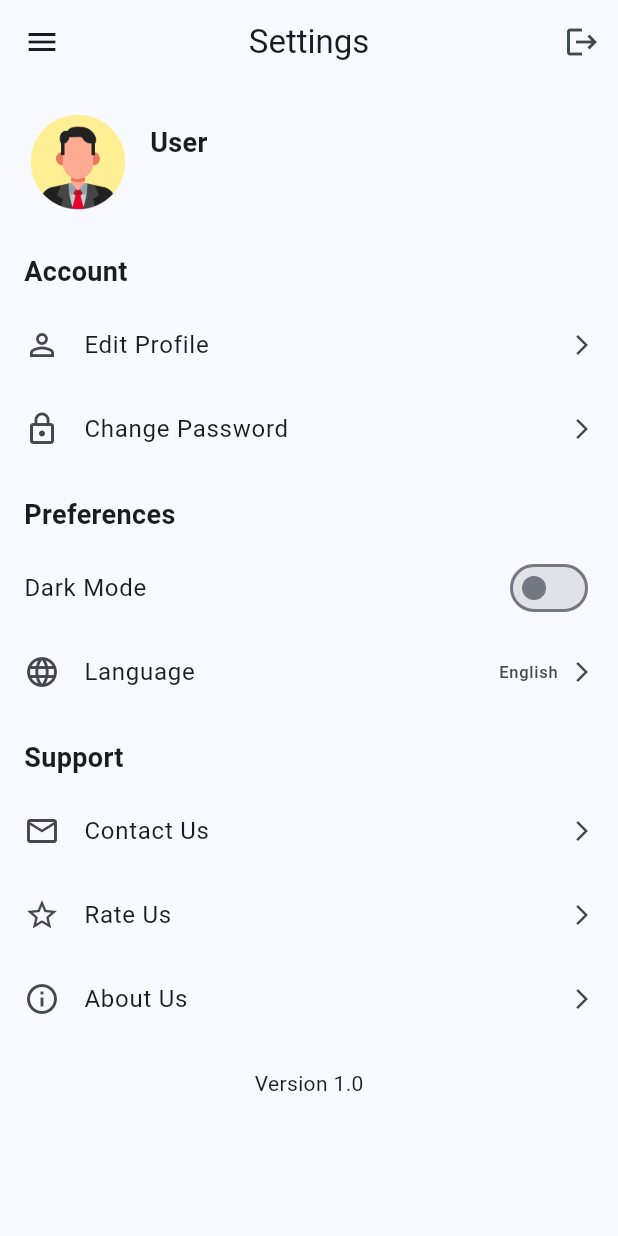
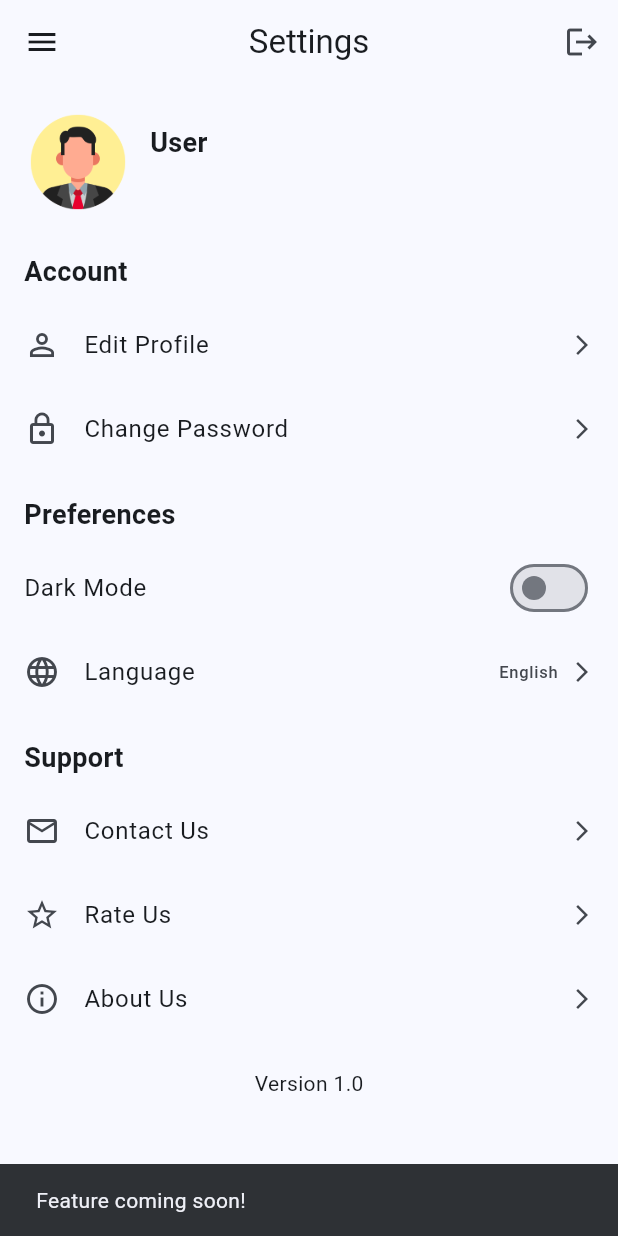
Before and after one commit to Tharusha-X-Dev/Nasa-Explorer, a Flutter app: the SettingsScreen screen opened directly, after a tap on "Language", on a phone screen of 412 x 824 dp. Run offline on Flutter 3.47's test engine with Material 3 defaults, Android fonts, the phone set to English and light mode, and no system bars; our stand-ins replace cloud_firestore, connectivity_plus, firebase_auth, firebase_core, shared_preferences; accounts and stored records are empty; network calls fail.

Commit message:
refactor: Fix analyzer issues and improve code quality
- Refactored user_profile_service.dart with improved error handling
- Updated auth_service.dart with better initialization patterns
- Enhanced settings_screen.dart with UI improvements
- Updated screens (about, favorites, image_detail, main) for better responsiveness
- Added snackbar_utils.dart for consistent notification handling
- Fixed test suite and widget_test.dart for better coverage
- Updated app_drawer.dart with UX improvements
- Fixed AndroidManifest.xml configuration
- All tests passing, zero analyzer issues

```diff
--- a/lib/screens/favorites_screen.dart
+++ b/lib/screens/favorites_screen.dart
@@ -103,8 +103,6 @@ class _FavoritesScreenState extends State<FavoritesScreen> {
         (item.localImagePath != null && item.localImagePath!.isNotEmpty)
         ? item.localImagePath!
         : item.imageUrl;
-
-    debugPrint('Favorite image path: $detailImagePath');
 
     final NasaImageModel detailItem = NasaImageModel(
       title: item.title,
--- a/lib/screens/image_detail_screen.dart
+++ b/lib/screens/image_detail_screen.dart
@@ -152,8 +152,6 @@ class _ImageDetailScreenState extends State<ImageDetailScreen> {
               : ((_item.thumbnailUrl != null && _item.thumbnailUrl!.isNotEmpty)
                     ? _item.thumbnailUrl!
                     : _item.imageUrl));
-
-    debugPrint('Favorite image path: $imageToShow');
 
     final Widget mediaWidget = _buildMediaImage(imageToShow);
 
--- a/lib/screens/settings_screen.dart
+++ b/lib/screens/settings_screen.dart
@@ -4,6 +4,7 @@ import 'package:flutter/material.dart';
 import '../models/user_profile_model.dart';
 import '../services/auth_service.dart';
 import '../services/settings_service.dart';
+import '../utils/snackbar_utils.dart';
 import '../widgets/app_drawer.dart';
 import '../widgets/section_heading_widget.dart';
 import 'about_screen.dart';
@@ -147,7 +148,6 @@ class _SettingsScreenState extends State<SettingsScreen> {
   }
 
   Future<void> _handleLogout() async {
-    // Show confirmation dialog
     showDialog<bool>(
       context: context,
       builder: (BuildContext context) => AlertDialog(
@@ -180,16 +180,15 @@ class _SettingsScreenState extends State<SettingsScreen> {
           }
         } catch (e) {
           if (mounted) {
-            ScaffoldMessenger.of(context).showSnackBar(
-              SnackBar(
-                content: Text('Error logging out: $e'),
-                backgroundColor: Colors.red,
-              ),
-            );
+            SnackbarUtils.showError(context, 'Error logging out: $e');
           }
         }
       }
     });
+  }
+
+  void _showFeatureComingSoon() {
+    SnackbarUtils.showInfo(context, 'Feature coming soon!');
   }
 
   String _getCurrentUserDisplayName() {
@@ -227,6 +226,8 @@ class _SettingsScreenState extends State<SettingsScreen> {
       drawer: widget.useInternalDrawer
           ? AppDrawer(
               selectedSection: DrawerSection.settings,
+              profileImageAsset: _getProfileIconAsset(),
+              profileName: _getCurrentUserDisplayName(),
               onExploreTap: _goToExplore,
               onFavoritesTap: _openFavorites,
               onSettingsTap: () {
@@ -329,7 +330,7 @@ class _SettingsScreenState extends State<SettingsScreen> {
                 Icon(Icons.arrow_forward_ios, size: 16),
               ],
             ),
-            onTap: () {},
+            onTap: _showFeatureComingSoon,
           ),
           const SizedBox(height: 16),
           const SectionHeadingWidget(text: 'Support', fontSize: 18),
@@ -339,14 +340,14 @@ class _SettingsScreenState extends State<SettingsScreen> {
             leading: const Icon(Icons.mail_outline),
             title: const Text('Contact Us'),
             trailing: const Icon(Icons.arrow_forward_ios, size: 16),
-            onTap: () {},
+            onTap: _showFeatureComingSoon,
           ),
           ListTile(
             contentPadding: EdgeInsets.zero,
             leading: const Icon(Icons.star_border),
             title: const Text('Rate Us'),
             trailing: const Icon(Icons.arrow_forward_ios, size: 16),
-            onTap: () {},
+            onTap: _showFeatureComingSoon,
           ),
           ListTile(
             contentPadding: EdgeInsets.zero,
--- /dev/null
+++ b/lib/utils/snackbar_utils.dart
@@ -0,0 +1,19 @@
+import 'package:flutter/material.dart';
+
+class SnackbarUtils {
+  static void showError(BuildContext context, String message) {
+    ScaffoldMessenger.of(context).showSnackBar(
+      SnackBar(
+        content: Text(message),
+        backgroundColor: Colors.red,
+        duration: const Duration(seconds: 4),
+      ),
+    );
+  }
+
+  static void showInfo(BuildContext context, String message) {
+    ScaffoldMessenger.of(
+      context,
+    ).showSnackBar(SnackBar(content: Text(message)));
+  }
+}
--- a/lib/widgets/app_drawer.dart
+++ b/lib/widgets/app_drawer.dart
@@ -7,12 +7,16 @@ class AppDrawer extends StatelessWidget {
   final VoidCallback onExploreTap;
   final VoidCallback onFavoritesTap;
   final VoidCallback onSettingsTap;
+  final String? profileImageAsset;
+  final String? profileName;
 
   const AppDrawer({
     required this.selectedSection,
     required this.onExploreTap,
     required this.onFavoritesTap,
     required this.onSettingsTap,
+    this.profileImageAsset,
+    this.profileName,
     super.key,
   });
 
@@ -22,14 +26,39 @@ class AppDrawer extends StatelessWidget {
       child: ListView(
         padding: EdgeInsets.zero,
         children: <Widget>[
-          const DrawerHeader(
+          DrawerHeader(
             decoration: BoxDecoration(color: Colors.blue),
-            child: Align(
-              alignment: Alignment.bottomLeft,
-              child: Text(
-                'NASA Explorer',
-                style: TextStyle(color: Colors.white, fontSize: 24),
-              ),
+            child: Row(
+              children: <Widget>[
+                CircleAvatar(
+                  radius: 24,
+                  backgroundImage: AssetImage(
+                    profileImageAsset ?? 'assets/profile/male.png',
+                  ),
+                ),
+                const SizedBox(width: 12),
+                Expanded(
+                  child: Column(
+                    mainAxisAlignment: MainAxisAlignment.center,
+                    crossAxisAlignment: CrossAxisAlignment.start,
+                    children: <Widget>[
+                      const Text(
+                        'NASA Explorer',
+                        style: TextStyle(color: Colors.white, fontSize: 20),
+                      ),
+                      if (profileName != null && profileName!.isNotEmpty)
+                        Text(
+                          profileName!,
+                          style: const TextStyle(
+                            color: Colors.white70,
+                            fontSize: 12,
+                          ),
+                          overflow: TextOverflow.ellipsis,
+                        ),
+                    ],
+                  ),
+                ),
+              ],
             ),
           ),
           ListTile(
```
Also changed, not shown: lib/screens/about_screen.dart (+9 -7 lines), lib/screens/main_screen.dart (+29 -0 lines), lib/services/auth_service.dart (+5 -4 lines), lib/services/user_profile_service.dart (+14 -10 lines), 2 other files.
